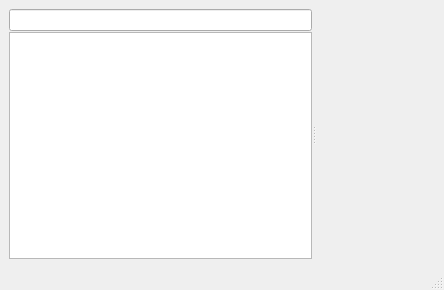
The window that MainWindow.ui (dsakurai/snotes) describes before a commit, drawn with Qt 5.
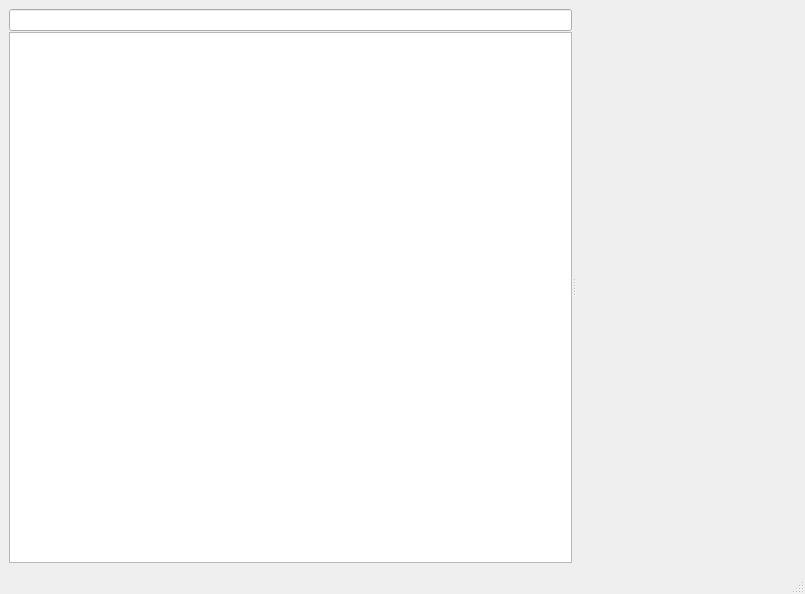
The same window after the commit. Custom widgets are drawn as their Qt base class.

Commit message: Change default window size

Patch:
```diff
--- a/MainWindow.ui
+++ b/MainWindow.ui
@@ -6,8 +6,8 @@
    <rect>
     <x>0</x>
     <y>0</y>
-    <width>444</width>
-    <height>290</height>
+    <width>805</width>
+    <height>594</height>
    </rect>
   </property>
   <property name="windowTitle">
@@ -47,7 +47,14 @@
          <widget class="QLineEdit" name="searchLineEdit"/>
         </item>
         <item>
-         <widget class="NotesListView" name="notesListView"/>
+         <widget class="NotesListView" name="notesListView">
+          <property name="sizePolicy">
+           <sizepolicy hsizetype="Preferred" vsizetype="Minimum">
+            <horstretch>0</horstretch>
+            <verstretch>0</verstretch>
+           </sizepolicy>
+          </property>
+         </widget>
         </item>
        </layout>
       </widget>
```
Left out of the diff: 2 changed lines with no effect on the pictures.
